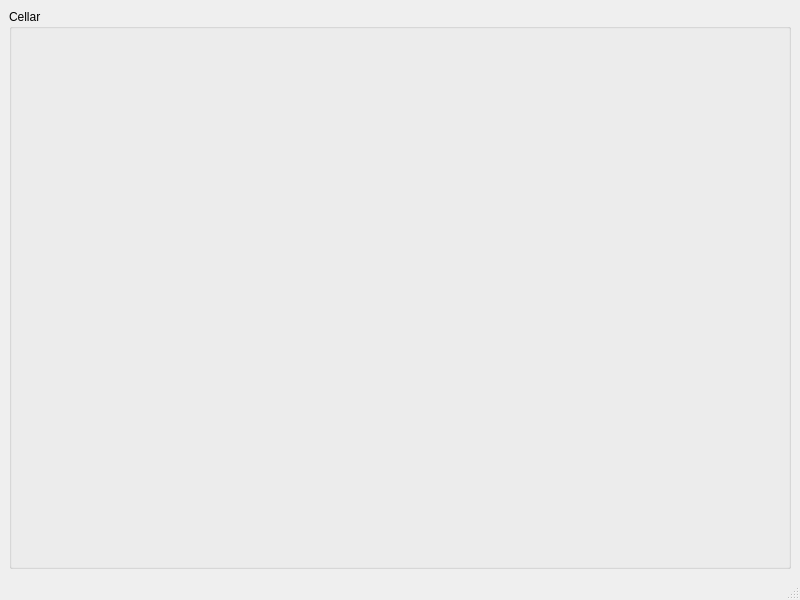
The window that SmartHome/terminal/forms/main.ui (Zbysekz/SmartHome) describes before a commit, drawn with Qt 5.
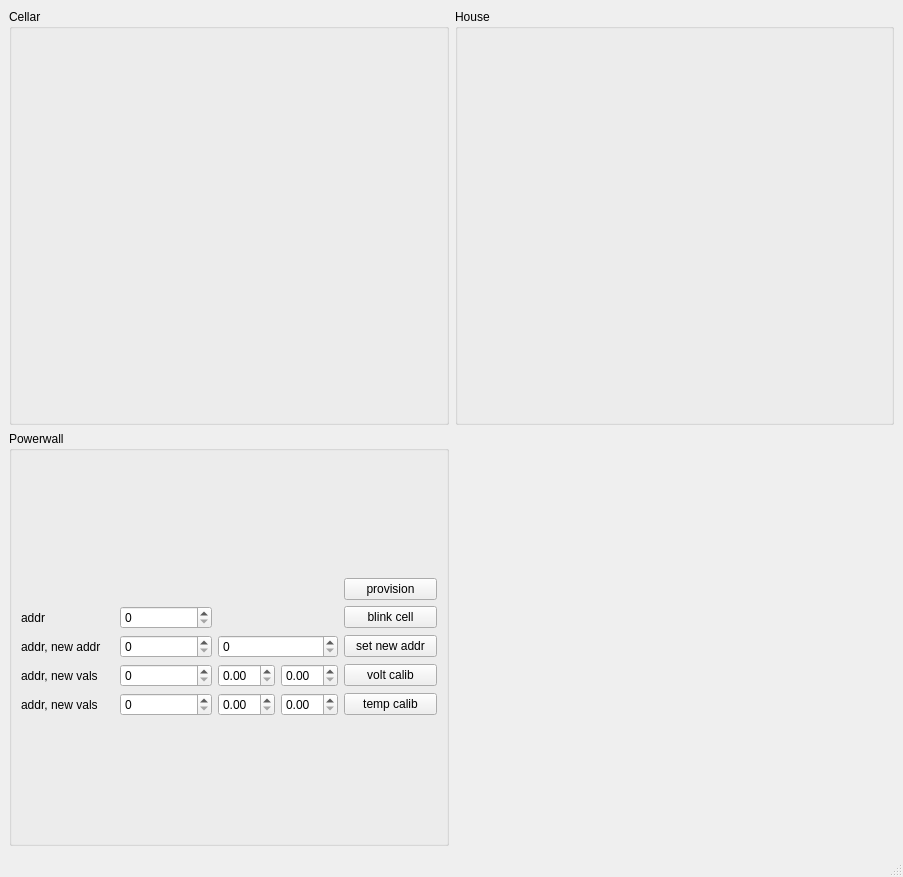
The same window after the commit.

Patch:
```diff
--- a/SmartHome/terminal/forms/main.ui
+++ b/SmartHome/terminal/forms/main.ui
@@ -6,8 +6,8 @@
    <rect>
     <x>0</x>
     <y>0</y>
-    <width>800</width>
-    <height>600</height>
+    <width>903</width>
+    <height>877</height>
    </rect>
   </property>
   <property name="windowTitle">
@@ -16,16 +16,143 @@
   <widget class="QWidget" name="centralwidget">
    <layout class="QHBoxLayout" name="horizontalLayout">
     <item>
-     <widget class="QGroupBox" name="groupBox">
-      <property name="title">
-       <string>Cellar</string>
-      </property>
-      <layout class="QVBoxLayout" name="verticalLayout_2">
-       <item>
-        <layout class="QVBoxLayout" name="cellarLayout"/>
-       </item>
-      </layout>
-     </widget>
+     <layout class="QGridLayout" name="gridLayout">
+      <item row="0" column="0">
+       <widget class="QGroupBox" name="groupBox">
+        <property name="title">
+         <string>Cellar</string>
+        </property>
+        <layout class="QVBoxLayout" name="verticalLayout_2">
+         <item>
+          <layout class="QVBoxLayout" name="cellarLayout"/>
+         </item>
+        </layout>
+       </widget>
+      </item>
+      <item row="0" column="1">
+       <widget class="QGroupBox" name="groupBox_2">
+        <property name="title">
+         <string>House</string>
+        </property>
+        <layout class="QVBoxLayout" name="verticalLayout_3">
+         <item>
+          <layout class="QVBoxLayout" name="houseLayout"/>
+         </item>
+        </layout>
+       </widget>
+      </item>
+      <item row="1" column="0">
+       <widget class="QGroupBox" name="groupBox_3">
+        <property name="title">
+         <string>Powerwall</string>
+        </property>
+        <layout class="QVBoxLayout" name="verticalLayout_4">
+         <item>
+          <layout class="QGridLayout" name="gridLayout_2">
+           <item row="2" column="0">
+            <widget class="QLabel" name="label">
+             <property name="text">
+              <string>addr</string>
+             </property>
+            </widget>
+           </item>
+           <item row="7" column="1">
+            <widget class="QSpinBox" name="spinBox_5"/>
+           </item>
+           <item row="7" column="3">
+            <widget class="QPushButton" name="pushButton_5">
+             <property name="text">
+              <string>temp calib</string>
+             </property>
+            </widget>
+           </item>
+           <item row="4" column="3">
+            <widget class="QPushButton" name="pushButton">
+             <property name="text">
+              <string>set new addr</string>
+             </property>
+            </widget>
+           </item>
+           <item row="6" column="3">
+            <widget class="QPushButton" name="pushButton_4">
+             <property name="text">
+              <string>volt calib</string>
+             </property>
+            </widget>
+           </item>
+           <item row="7" column="0">
+            <widget class="QLabel" name="label_4">
+             <property name="text">
+              <string>addr, new vals</string>
+             </property>
+            </widget>
+           </item>
+           <item row="6" column="2">
+            <layout class="QHBoxLayout" name="horizontalLayout_2">
+             <item>
+              <widget class="QDoubleSpinBox" name="doubleSpinBox_6"/>
+             </item>
+             <item>
+              <widget class="QDoubleSpinBox" name="doubleSpinBox_7"/>
+             </item>
+            </layout>
+           </item>
+           <item row="0" column="3">
+            <widget class="QPushButton" name="pushButton_2">
+             <property name="text">
+              <string>provision</string>
+             </property>
+            </widget>
+           </item>
+           <item row="6" column="0">
+            <widget class="QLabel" name="label_2">
+             <property name="text">
+              <string>addr, new vals</string>
+             </property>
+            </widget>
+           </item>
+           <item row="2" column="3">
+            <widget class="QPushButton" name="pushButton_3">
+             <property name="text">
+              <string>blink cell</string>
+             </property>
+            </widget>
+           </item>
+           <item row="2" column="1">
+            <widget class="QSpinBox" name="spinBox"/>
+           </item>
+           <item row="4" column="2">
+            <widget class="QSpinBox" name="spinBox_3"/>
+           </item>
+           <item row="4" column="0">
+            <widget class="QLabel" name="label_3">
+             <property name="text">
+              <string>addr, new addr</string>
+             </property>
+            </widget>
+           </item>
+           <item row="7" column="2">
+            <layout class="QHBoxLayout" name="horizontalLayout_3">
+             <item>
+              <widget class="QDoubleSpinBox" name="doubleSpinBox_8"/>
+             </item>
+             <item>
+              <widget class="QDoubleSpinBox" name="doubleSpinBox_9"/>
+             </item>
+            </layout>
+           </item>
+           <item row="4" column="1">
+            <widget class="QSpinBox" name="spinBox_2"/>
+           </item>
+           <item row="6" column="1">
+            <widget class="QSpinBox" name="spinBox_4"/>
+           </item>
+          </layout>
+         </item>
+        </layout>
+       </widget>
+      </item>
+     </layout>
     </item>
    </layout>
   </widget>
```
Left out of the diff: 2 changed lines with no effect on the pictures.
